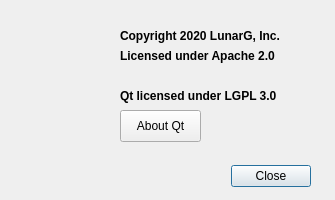
Before: the Qt Designer form vkconfig/dlgabout.ui in LunarG/VulkanTools, drawn with Qt 5.
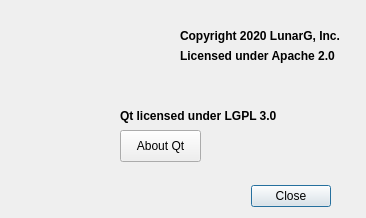
After: the same form once the commit is applied. Icons and pictures are not drawn.

Diff of the .ui file:
```diff
--- a/vkconfig/dlgabout.ui
+++ b/vkconfig/dlgabout.ui
@@ -6,8 +6,8 @@
    <rect>
     <x>0</x>
     <y>0</y>
-    <width>335</width>
-    <height>200</height>
+    <width>366</width>
+    <height>218</height>
    </rect>
   </property>
   <property name="minimumSize">
@@ -22,14 +22,19 @@
     <height>480</height>
    </size>
   </property>
+  <property name="font">
+   <font>
+    <family>Arial</family>
+   </font>
+  </property>
   <property name="windowTitle">
    <string>About Vulkan Configuration Tool</string>
   </property>
   <widget class="QDialogButtonBox" name="buttonBox">
    <property name="geometry">
     <rect>
-     <x>10</x>
-     <y>160</y>
+     <x>30</x>
+     <y>180</y>
      <width>301</width>
      <height>32</height>
     </rect>
@@ -44,7 +49,7 @@
   <widget class="QLabel" name="label">
    <property name="geometry">
     <rect>
-     <x>120</x>
+     <x>180</x>
      <y>20</y>
      <width>201</width>
      <height>31</height>
@@ -52,6 +57,7 @@
    </property>
    <property name="font">
     <font>
+     <family>Arial</family>
      <weight>75</weight>
      <bold>true</bold>
     </font>
@@ -66,7 +72,7 @@
   <widget class="QLabel" name="label_2">
    <property name="geometry">
     <rect>
-     <x>120</x>
+     <x>180</x>
      <y>40</y>
      <width>201</width>
      <height>31</height>
@@ -74,6 +80,7 @@
    </property>
    <property name="font">
     <font>
+     <family>Arial</family>
      <weight>75</weight>
      <bold>true</bold>
     </font>
@@ -90,7 +97,7 @@
     <rect>
      <x>10</x>
      <y>10</y>
-     <width>121</width>
+     <width>161</width>
      <height>71</height>
     </rect>
    </property>
@@ -105,13 +112,14 @@
    <property name="geometry">
     <rect>
      <x>120</x>
-     <y>80</y>
+     <y>100</y>
      <width>201</width>
      <height>31</height>
     </rect>
    </property>
    <property name="font">
     <font>
+     <family>Arial</family>
      <weight>75</weight>
      <bold>true</bold>
     </font>
@@ -127,7 +135,7 @@
    <property name="geometry">
     <rect>
      <x>120</x>
-     <y>110</y>
+     <y>130</y>
      <width>81</width>
      <height>32</height>
     </rect>
@@ -140,7 +148,7 @@
    <property name="geometry">
     <rect>
      <x>20</x>
-     <y>80</y>
+     <y>100</y>
      <width>91</width>
      <height>81</height>
     </rect>
```
